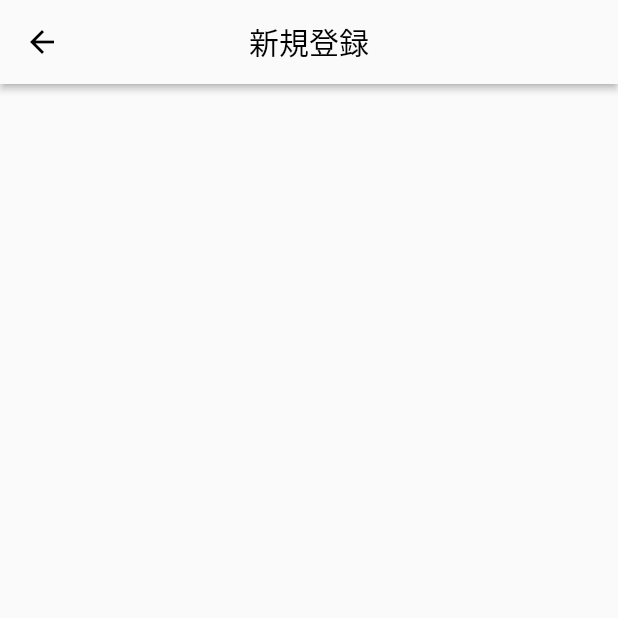
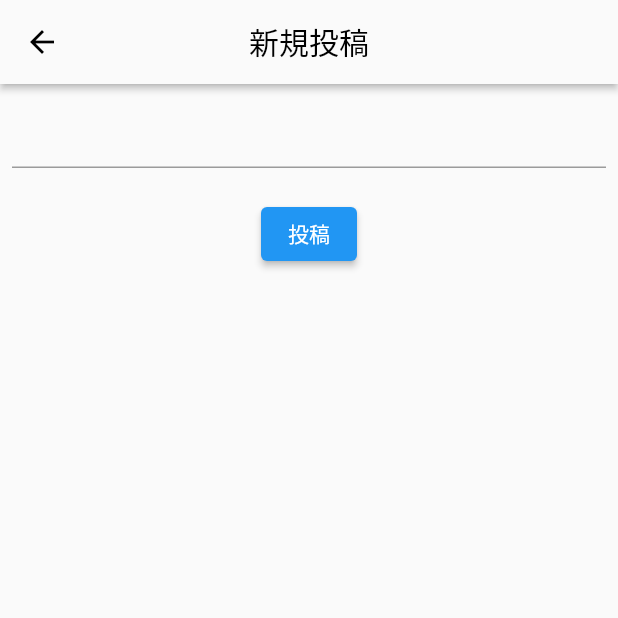
Before and after one commit to sakurakotubaki/TwitterClone, a Flutter app: the PostPage screen opened directly, on a phone screen of 412 x 824 dp, the top half of it. Run offline on Flutter 3.47's test engine with Material 2 defaults, Android fonts, the phone set to English and light mode, and no system bars; network calls fail.

Commit message:
入力欄を作成中!

```diff
--- a/lib/view/time_line/post_page.dart
+++ b/lib/view/time_line/post_page.dart
@@ -13,11 +13,28 @@ class _PostPageState extends State<PostPage> {
     return Scaffold(
       appBar: AppBar(
         centerTitle: true,
-        title: Text('新規登録', style: TextStyle(color: Colors.black)),
+        title: Text('新規投稿', style: TextStyle(color: Colors.black)),
         backgroundColor: Theme.of(context).canvasColor,
         elevation: 2,
         iconTheme: IconThemeData(color: Colors.black),
       ),
+      body: Padding(
+        padding: const EdgeInsets.all(8.0),
+        child: Column(
+          children: [
+            TextField(
+
+            ),
+            SizedBox(height: 20,),
+            ElevatedButton(
+                onPressed: () {
+
+                },
+              child: Text('投稿')
+            )
+          ],
+        ),
+      ),
     );
   }
 }
--- a/lib/view/time_line/time_line_page.dart
+++ b/lib/view/time_line/time_line_page.dart
@@ -2,6 +2,7 @@ import 'package:flutter/material.dart';
 import 'package:intl/intl.dart';
 import 'package:twitter_clone/model/account.dart';
 import 'package:twitter_clone/model/post.dart';
+import 'package:twitter_clone/view/time_line/post_page.dart';
 
 class TimeLinePage extends StatefulWidget {
   const TimeLinePage({Key? key}) : super(key: key);
@@ -90,7 +91,7 @@ class _TimeLinePageState extends State<TimeLinePage> {
       ),
       floatingActionButton: FloatingActionButton(
         onPressed: () {
-
+          Navigator.push(context, MaterialPageRoute(builder: (context) => PostPage()));
         },
         child: Icon(Icons.chat_bubble_outline),
       ),
```
